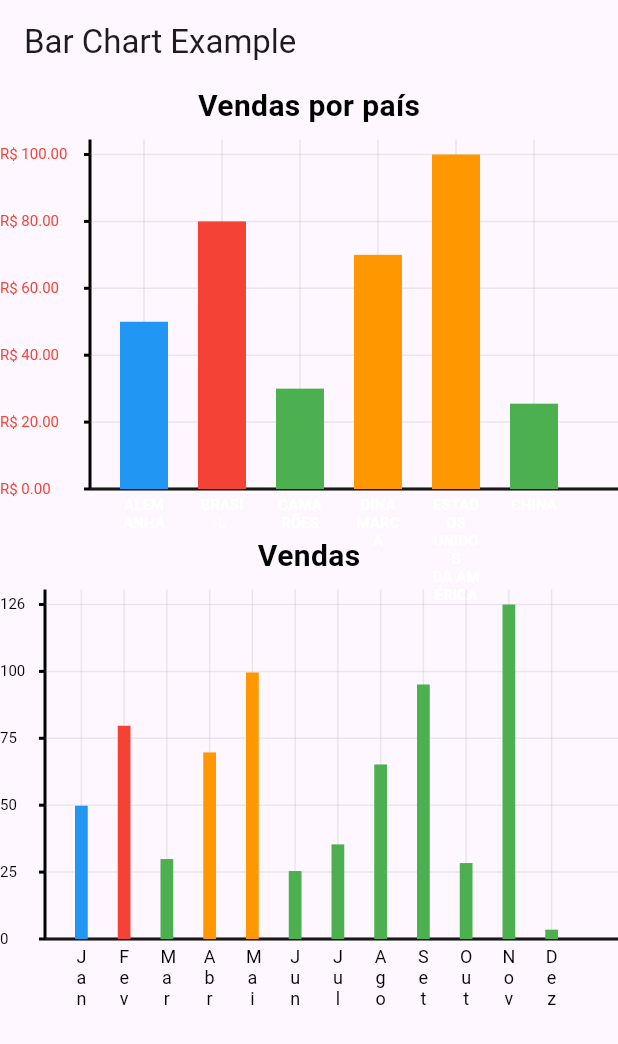
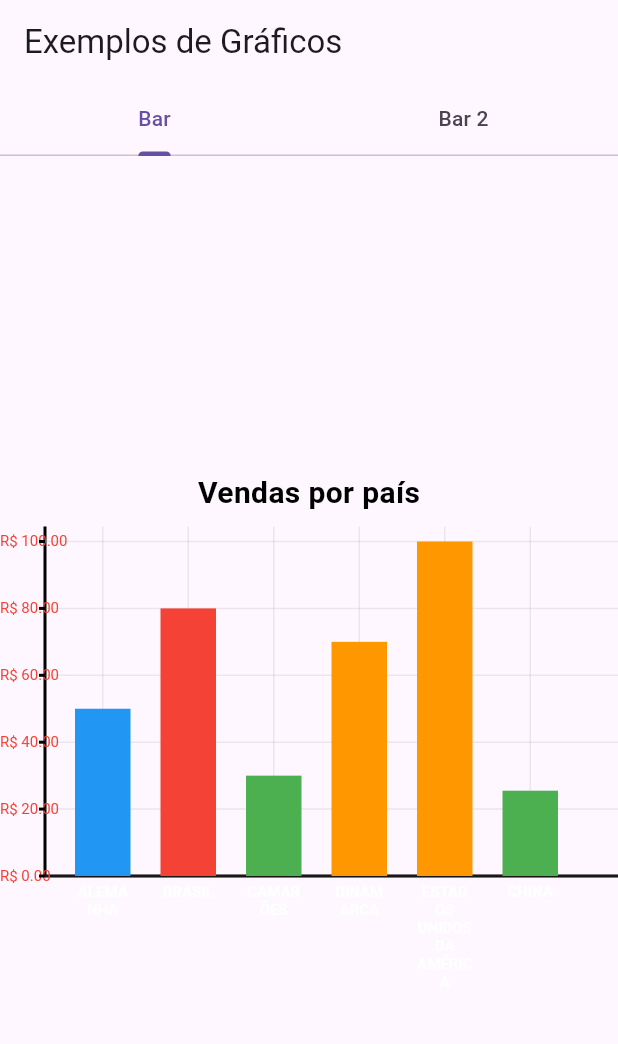
Before and after one commit to romulorodrigues/easy_flutter_charts, a Flutter app: the screen it shows after launch, on a phone screen of 412 x 824 dp. Shown: the top 1044 px of the screen. Run offline on Flutter 3.47's test engine with Material 3 defaults, Android fonts, the phone set to English and light mode, and no system bars.

Commit message:
refactor: bar

```diff
--- a/example/lib/main.dart
+++ b/example/lib/main.dart
@@ -11,11 +11,45 @@ class MainApp extends StatelessWidget {
   @override
   Widget build(BuildContext context) {
     return MaterialApp(
-      home: Scaffold(
-        appBar: AppBar(title: const Text('Bar Chart Example')),
-        body: Column(
+      home: const ChartTabsPage(),
+    );
+  }
+}
+
+class ChartTabsPage extends StatelessWidget {
+  const ChartTabsPage({super.key});
+
+  @override
+  Widget build(BuildContext context) {
+    return DefaultTabController(
+      length: 2,
+      child: Scaffold(
+        appBar: AppBar(
+          title: const Text('Exemplos de Gráficos'),
+          bottom: const TabBar(
+            tabs: [
+              Tab(text: 'Bar'),
+              Tab(text: 'Bar 2'),
+            ],
+          ),
+        ),
+        body: const TabBarView(
           children: [
-            Center(
+            BarChartTab1(),
+            BarChartTab2(),
+          ],
+        ),
+      ),
+    );
+  }
+}
+
+class BarChartTab1 extends StatelessWidget {
+  const BarChartTab1({super.key});
+
+  @override
+  Widget build(BuildContext context) {
+    return Center(
       child: SizedBox(
         height: 300,
         width: 600,
@@ -27,42 +61,42 @@ class MainApp extends StatelessWidget {
             fontWeight: FontWeight.w600,
           ),
           data: [
-                    BarChartData(
-                      label: 'Alemanha',
-                      value: 50,
-                      color: Colors.blue,
-                    ),
+            BarChartData(label: 'Alemanha', value: 50, color: Colors.blue),
             BarChartData(label: 'Brasil', value: 80, color: Colors.red),
-                    BarChartData(
-                        label: 'Camarões', value: 30, color: Colors.green),
-                    BarChartData(
-                        label: 'Dinamarca', value: 70, color: Colors.orange),
+            BarChartData(label: 'Camarões', value: 30, color: Colors.green),
+            BarChartData(label: 'Dinamarca', value: 70, color: Colors.orange),
             BarChartData(
               label: ['Estados', 'Unidos', 'da América'],
               value: 100,
-                        color: Colors.orange),
-                    BarChartData(
-                        label: 'China', value: 25.5, color: Colors.green),
+              color: Colors.orange,
+            ),
+            BarChartData(label: 'China', value: 25.5, color: Colors.green),
           ],
+          yAxisLabelStyle: const TextStyle(fontSize: 10, color: Colors.red),
+          xAxisLabelStyle: const TextStyle(
+            fontSize: 10,
+            fontWeight: FontWeight.bold,
+          ),
+          yAxisLabelFormatter: (v) => 'R\$ ${v.toStringAsFixed(2)}',
+          xAxisLabelFormatter: (label) => label.toString().toUpperCase(),
+          // yAxisMargin: 60,
           // onBarTap: (bar) {
           //   print('Barra clicada: ${bar.label}, valor: ${bar.value}');
           // },
           // barTooltipBuilder: (bar) =>
           //     '${bar.label}: ${bar.value.toStringAsFixed(2)}',
-                  yAxisLabelStyle:
-                      const TextStyle(fontSize: 10, color: Colors.red),
-                  xAxisLabelStyle: const TextStyle(
-                    fontSize: 10,
-                    fontWeight: FontWeight.bold,
-                  ),
-                  yAxisLabelFormatter: (v) => 'R\$ ${v.toStringAsFixed(2)}',
-                  xAxisLabelFormatter: (label) =>
-                      label.toString().toUpperCase(),
-                  yAxisMargin: 60,
         ),
       ),
-            ),
-            Center(
+    );
+  }
+}
+
+class BarChartTab2 extends StatelessWidget {
+  const BarChartTab2({super.key});
+
+  @override
+  Widget build(BuildContext context) {
+    return Center(
       child: SizedBox(
         height: 300,
         width: 600,
@@ -74,37 +108,18 @@ class MainApp extends StatelessWidget {
             fontWeight: FontWeight.w600,
           ),
           data: [
-                    BarChartData(
-                      label: 'Jan',
-                      value: 50,
-                      color: Colors.blue,
-                    ),
+            BarChartData(label: 'Jan', value: 50, color: Colors.blue),
             BarChartData(label: 'Fev', value: 80, color: Colors.red),
             BarChartData(label: 'Mar', value: 30, color: Colors.green),
             BarChartData(label: 'Abr', value: 70, color: Colors.orange),
-                    BarChartData(
-                        label: 'Mai', value: 100, color: Colors.orange),
-                    BarChartData(
-                        label: 'Jun', value: 25.5, color: Colors.green),
-                    BarChartData(
-                        label: 'Jul', value: 35.5, color: Colors.green),
-                    BarChartData(
-                        label: 'Ago', value: 65.5, color: Colors.green),
-                    BarChartData(
-                        label: 'Set', value: 95.5, color: Colors.green),
-                    BarChartData(
-                        label: 'Out', value: 28.5, color: Colors.green),
-                    BarChartData(
-                        label: 'Nov', value: 125.5, color: Colors.green),
+            BarChartData(label: 'Mai', value: 100, color: Colors.orange),
+            BarChartData(label: 'Jun', value: 25.5, color: Colors.green),
+            BarChartData(label: 'Jul', value: 35.5, color: Colors.green),
+            BarChartData(label: 'Ago', value: 65.5, color: Colors.green),
+            BarChartData(label: 'Set', value: 95.5, color: Colors.green),
+            BarChartData(label: 'Out', value: 28.5, color: Colors.green),
+            BarChartData(label: 'Nov', value: 125.5, color: Colors.green),
             BarChartData(label: 'Dez', value: 3.5, color: Colors.green),
-                  ],
-                  // onBarTap: (bar) {
-                  //   print('Barra clicada: ${bar.label}, valor: ${bar.value}');
-                  // },
-                  // barTooltipBuilder: (bar) => '${bar.label}: ${bar.value}',
-                ),
-              ),
-            ),
           ],
         ),
       ),
```
Also changed, not shown: 1 other file. Lines whose indentation alone changed are shown as unchanged.
